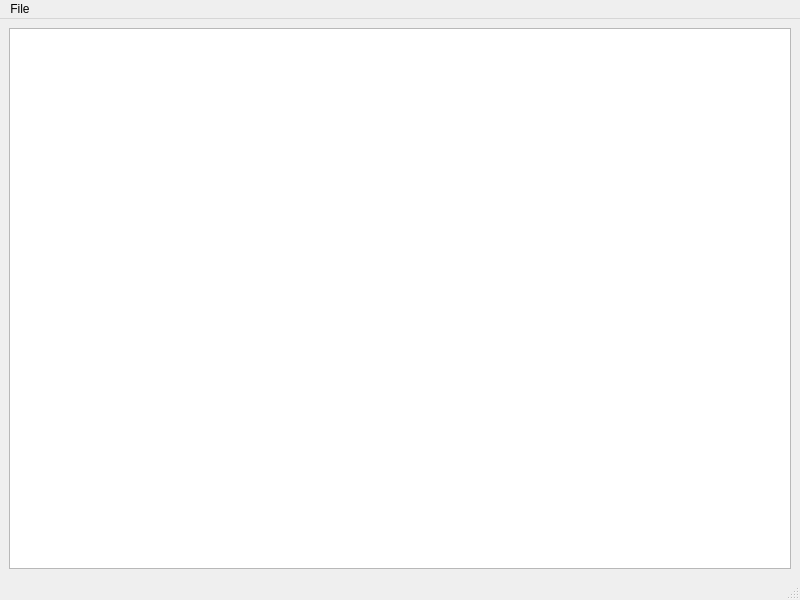
Qt form src/mainwindow.ui (andraantariksa/foc213-bankstat) before a commit.
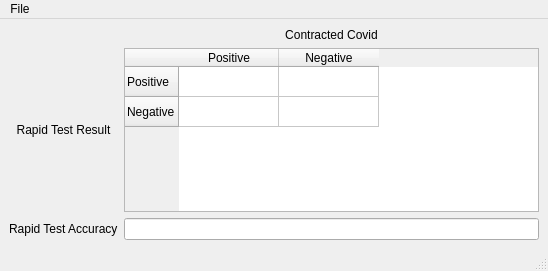
The same form after that commit.

Commit message: Reset the project with a minimal table

The edit to the form file:
```diff
--- a/src/mainwindow.ui
+++ b/src/mainwindow.ui
@@ -6,8 +6,8 @@
    <rect>
     <x>0</x>
     <y>0</y>
-    <width>800</width>
-    <height>600</height>
+    <width>548</width>
+    <height>271</height>
    </rect>
   </property>
   <property name="windowTitle">
@@ -15,8 +15,79 @@
   </property>
   <widget class="QWidget" name="centralwidget">
    <layout class="QGridLayout" name="gridLayout">
-    <item row="0" column="0">
-     <widget class="QTableView" name="tableView"/>
+    <item row="1" column="0">
+     <widget class="QLabel" name="label_2">
+      <property name="text">
+       <string>Rapid Test Result</string>
+      </property>
+      <property name="alignment">
+       <set>Qt::AlignCenter</set>
+      </property>
+     </widget>
+    </item>
+    <item row="1" column="1">
+     <widget class="QTableWidget" name="tableWidget">
+      <row>
+       <property name="text">
+        <string>Positive</string>
+       </property>
+      </row>
+      <row>
+       <property name="text">
+        <string>Negative</string>
+       </property>
+      </row>
+      <column>
+       <property name="text">
+        <string>Positive</string>
+       </property>
+      </column>
+      <column>
+       <property name="text">
+        <string>Negative</string>
+       </property>
+      </column>
+      <item row="0" column="0">
+       <property name="text">
+        <string/>
+       </property>
+      </item>
+      <item row="0" column="1">
+       <property name="text">
+        <string/>
+       </property>
+      </item>
+      <item row="1" column="0">
+       <property name="text">
+        <string/>
+       </property>
+      </item>
+      <item row="1" column="1">
+       <property name="text">
+        <string/>
+       </property>
+      </item>
+     </widget>
+    </item>
+    <item row="0" column="1">
+     <widget class="QLabel" name="label">
+      <property name="text">
+       <string>Contracted Covid</string>
+      </property>
+      <property name="alignment">
+       <set>Qt::AlignCenter</set>
+      </property>
+     </widget>
+    </item>
+    <item row="2" column="1">
+     <widget class="QLineEdit" name="lineEdit"/>
+    </item>
+    <item row="2" column="0">
+     <widget class="QLabel" name="label_3">
+      <property name="text">
+       <string>Rapid Test Accuracy</string>
+      </property>
+     </widget>
     </item>
    </layout>
   </widget>
@@ -25,7 +96,7 @@
     <rect>
      <x>0</x>
      <y>0</y>
-     <width>800</width>
+     <width>548</width>
      <height>25</height>
     </rect>
    </property>
```
The commit also changes 4 other files.
